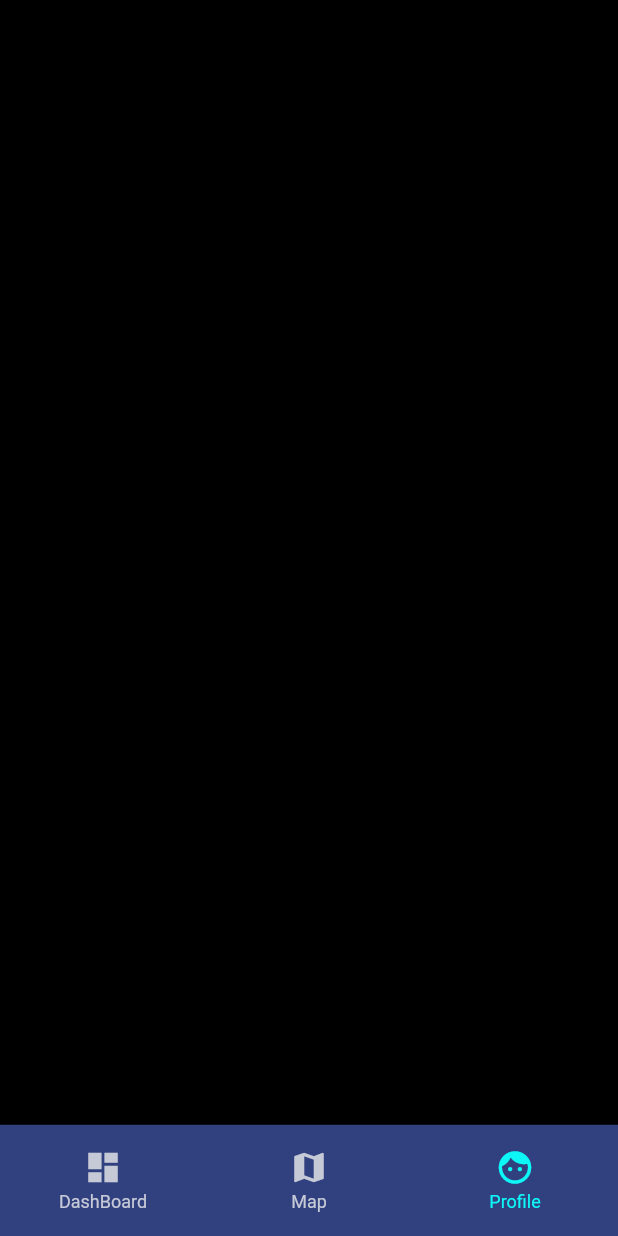
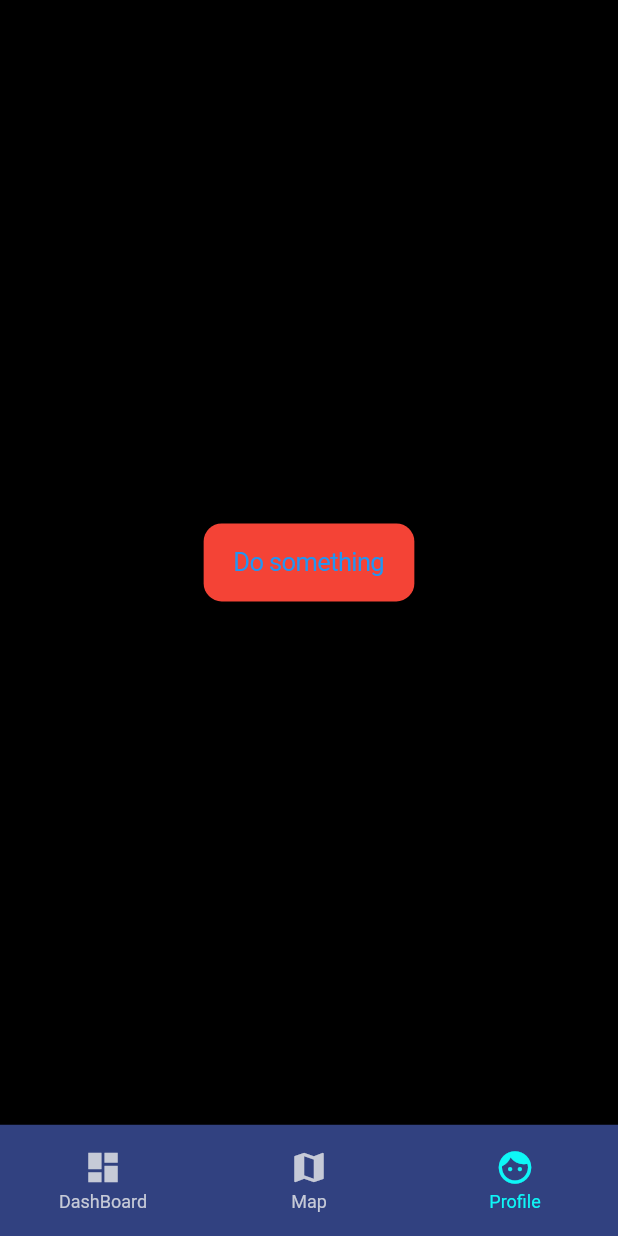
Before and after one commit to Roy-Matero/Mileo, a Flutter app: the screen it shows once a user with an empty profile is signed in, on a phone screen of 412 x 824 dp. Run offline on Flutter 3.47's test engine with Material 2 defaults, Android fonts, the phone set to English and light mode, and no system bars; drawn by our look-alikes of persistent_bottom_nav_bar; our stand-ins replace cloud_firestore, firebase_auth, firebase_dynamic_links, flutter_secure_storage, geolocator, google_maps_flutter and 4 more; missing offline and left inert: geoflutterfire; accounts and stored records are empty; statements that could not run were skipped.

```diff
--- a/lib/constants/strings.dart
+++ b/lib/constants/strings.dart
@@ -65,3 +65,4 @@ const String isNotSignInWithEmailLinkMessage =
 const String MESSAGES_COLLECTION = 'messages';
 const String CONTACTS_COLLECTION = 'contacts';
 const String USERS_COLLECTION = 'users';
+const String LOCATIONS_COLLECTION = 'locations';
--- a/lib/views/profile.dart
+++ b/lib/views/profile.dart
@@ -1,4 +1,5 @@
 import 'package:cloud_firestore/cloud_firestore.dart';
+import 'package:flutter/cupertino.dart';
 import 'package:flutter/material.dart';
 import 'package:google_maps_flutter/google_maps_flutter.dart';
 import 'package:mileo/map/location_adapter.dart';
@@ -11,34 +12,40 @@ class Profile extends StatefulWidget {
 }
 
 class _ProfileState extends State<Profile> {
-  LocationAdapter _locationAdapter = LocationAdapter();
-
   static LatLng _initialPosition;
 
   @override
   void initState() {
     super.initState();
-    // _getUserLocation();
-    _locationAdapter.getUserLocation().then((value) {
+    locationAdapter.getUserLocation().then((value) {
       setState(() {
         _initialPosition = value;
       });
     });
   }
 
+  LocationAdapter locationAdapter = LocationAdapter();
+
   @override
   Widget build(BuildContext context) {
     var user = Provider.of<User>(context);
     return Container(
+      color: Colors.black54,
       child: Center(
-          child: FlatButton(
-        child: Text('Upload something'),
-        onPressed: () {
-          if (_initialPosition != null) {
-            _locationAdapter.saveCurrentLocation(user, _initialPosition);
-          }
-        },
-      )),
+        child: CupertinoButton(
+          child: Text('Do something'),
+          color: Colors.red,
+          onPressed: () async{
+            if(_initialPosition != null){
+              var users = await locationAdapter.getUsersAround(_initialPosition);
+              print(users.length);
+            }
+            else {
+              print('Pos is null');
+            }
+          },
+        ),
+      ),
     );
   }
 }
```
Also changed, not shown: lib/map/location_adapter.dart (+24 -3 lines).
